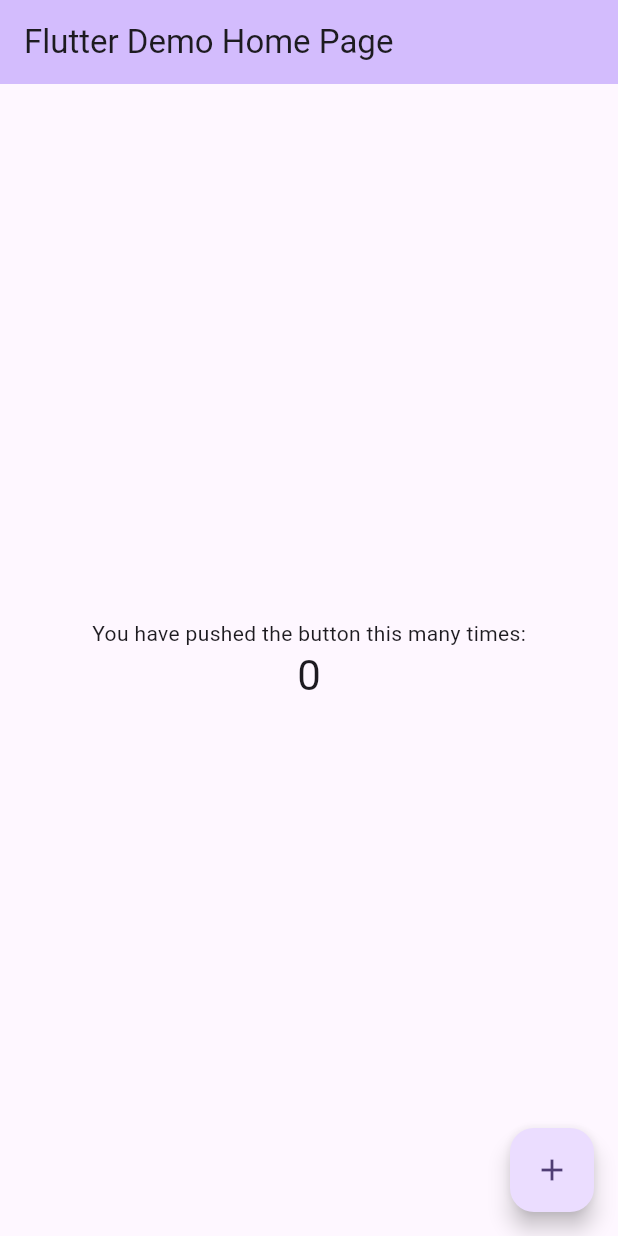
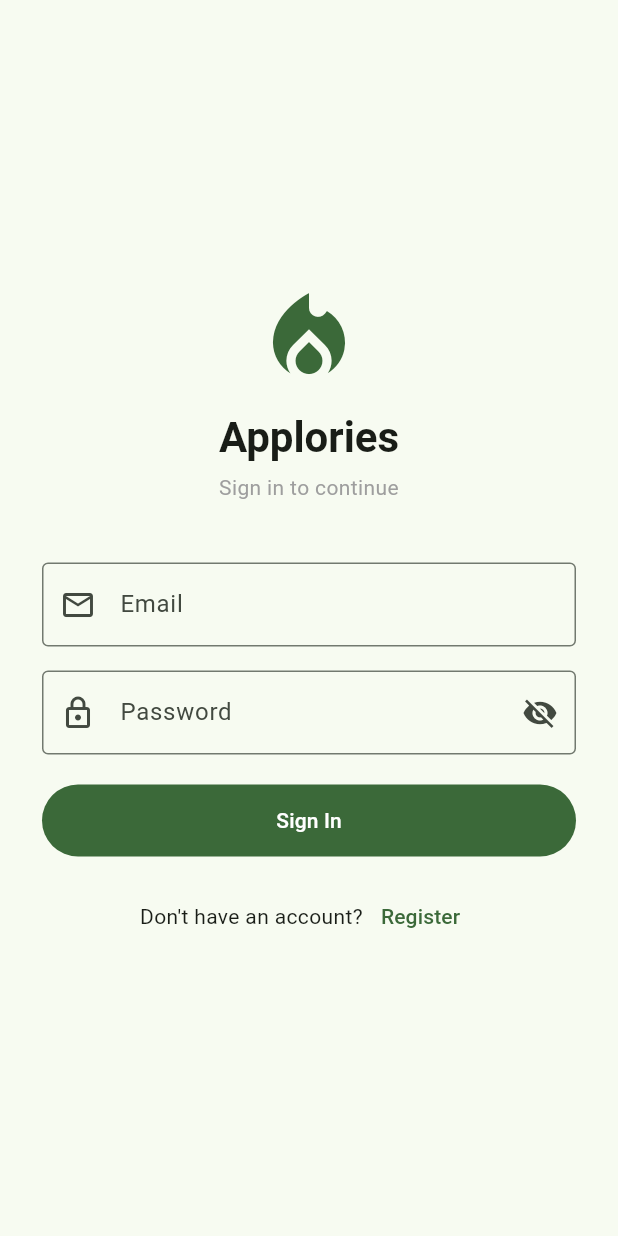
Before and after one commit to rafiph/applories, a Flutter app: the screen it shows after launch, on a phone screen of 412 x 824 dp. Run offline on Flutter 3.47's test engine with Material 3 defaults, Android fonts, the phone set to English and light mode, and no system bars; our stand-ins replace firebase_auth, firebase_core; accounts and stored records are empty.

Commit message:
finishing the auth firestore and placeholder for the homepage

```diff
--- a/lib/main.dart
+++ b/lib/main.dart
@@ -1,122 +1,58 @@
 import 'package:flutter/material.dart';
+import 'package:firebase_core/firebase_core.dart';
+import 'package:firebase_auth/firebase_auth.dart';
+import 'package:provider/provider.dart';
+// TODO: Run `flutterfire configure` in your terminal to generate this file
+import 'firebase_options.dart';
+import 'ui/auth/auth_viewmodel.dart';
+import 'ui/auth/login_screen.dart';
+import 'ui/home/home_screen.dart';
 
-void main() {
-  runApp(const MyApp());
+void main() async {
+  WidgetsFlutterBinding.ensureInitialized();
+  await Firebase.initializeApp(
+    options: DefaultFirebaseOptions.currentPlatform,
+  );
+  runApp(const ApplioresApp());
 }
 
-class MyApp extends StatelessWidget {
-  const MyApp({super.key});
+class ApplioresApp extends StatelessWidget {
+  const ApplioresApp({super.key});
 
-  // This widget is the root of your application.
   @override
   Widget build(BuildContext context) {
-    return MaterialApp(
-      title: 'Flutter Demo',
-      theme: ThemeData(
-        // This is the theme of your application.
-        //
-        // TRY THIS: Try running your application with "flutter run". You'll see
-        // the application has a purple toolbar. Then, without quitting the app,
-        // try changing the seedColor in the colorScheme below to Colors.green
-        // and then invoke "hot reload" (save your changes or press the "hot
-        // reload" button in a Flutter-supported IDE, or press "r" if you used
-        // the command line to start the app).
-        //
-        // Notice that the counter didn't reset back to zero; the application
-        // state is not lost during the reload. To reset the state, use hot
-        // restart instead.
-        //
-        // This works for code too, not just values: Most code changes can be
-        // tested with just a hot reload.
-        colorScheme: .fromSeed(seedColor: Colors.deepPurple),
+    return ChangeNotifierProvider(
+      create: (_) => AuthViewModel(),
+      child: MaterialApp(
+        title: 'Applories',
+        debugShowCheckedModeBanner: false,
+        theme: ThemeData(
+          colorScheme: ColorScheme.fromSeed(seedColor: Colors.green),
+          useMaterial3: true,
+        ),
+        home: const AuthGate(),
       ),
-      home: const MyHomePage(title: 'Flutter Demo Home Page'),
     );
   }
 }
 
-class MyHomePage extends StatefulWidget {
-  const MyHomePage({super.key, required this.title});
-
-  // This widget is the home page of your application. It is stateful, meaning
-  // that it has a State object (defined below) that contains fields that affect
-  // how it looks.
-
-  // This class is the configuration for the state. It holds the values (in this
-  // case the title) provided by the parent (in this case the App widget) and
-  // used by the build method of the State. Fields in a Widget subclass are
-  // always marked "final".
-
-  final String title;
-
-  @override
-  State<MyHomePage> createState() => _MyHomePageState();
-}
-
-class _MyHomePageState extends State<MyHomePage> {
-  int _counter = 0;
-
-  void _incrementCounter() {
-    setState(() {
-      // This call to setState tells the Flutter framework that something has
-      // changed in this State, which causes it to rerun the build method below
-      // so that the display can reflect the updated values. If we changed
-      // _counter without calling setState(), then the build method would not be
-      // called again, and so nothing would appear to happen.
-      _counter++;
-    });
-  }
+/// Listens to Firebase auth state and routes to [HomeScreen] or [LoginScreen].
+class AuthGate extends StatelessWidget {
+  const AuthGate({super.key});
 
   @override
   Widget build(BuildContext context) {
-    // This method is rerun every time setState is called, for instance as done
-    // by the _incrementCounter method above.
-    //
-    // The Flutter framework has been optimized to make rerunning build methods
-    // fast, so that you can just rebuild anything that needs updating rather
-    // than having to individually change instances of widgets.
-    return Scaffold(
-      appBar: AppBar(
-        // TRY THIS: Try changing the color here to a specific color (to
-        // Colors.amber, perhaps?) and trigger a hot reload to see the AppBar
-        // change color while the other colors stay the same.
-        backgroundColor: Theme.of(context).colorScheme.inversePrimary,
-        // Here we take the value from the MyHomePage object that was created by
-        // the App.build method, and use it to set our appbar title.
-        title: Text(widget.title),
-      ),
-      body: Center(
-        // Center is a layout widget. It takes a single child and positions it
-        // in the middle of the parent.
-        child: Column(
-          // Column is also a layout widget. It takes a list of children and
-          // arranges them vertically. By default, it sizes itself to fit its
-          // children horizontally, and tries to be as tall as its parent.
-          //
-          // Column has various properties to control how it sizes itself and
-          // how it positions its children. Here we use mainAxisAlignment to
-          // center the children vertically; the main axis here is the vertical
-          // axis because Columns are vertical (the cross axis would be
-          // horizontal).
-          //
-          // TRY THIS: Invoke "debug painting" (choose the "Toggle Debug Paint"
-          // action in the IDE, or press "p" in the console), to see the
-          // wireframe for each widget.
-          mainAxisAlignment: .center,
-          children: [
-            const Text('You have pushed the button this many times:'),
-            Text(
-              '$_counter',
-              style: Theme.of(context).textTheme.headlineMedium,
-            ),
-          ],
-        ),
-      ),
-      floatingActionButton: FloatingActionButton(
-        onPressed: _incrementCounter,
-        tooltip: 'Increment',
-        child: const Icon(Icons.add),
-      ),
+    return StreamBuilder<User?>(
+      stream: FirebaseAuth.instance.authStateChanges(),
+      builder: (context, snapshot) {
+        if (snapshot.connectionState == ConnectionState.waiting) {
+          return const Scaffold(
+            body: Center(child: CircularProgressIndicator()),
+          );
+        }
+        if (snapshot.hasData) return const HomeScreen();
+        return const LoginScreen();
+      },
     );
   }
 }
--- /dev/null
+++ b/lib/ui/auth/auth_viewmodel.dart
@@ -0,0 +1,71 @@
+import 'package:flutter/material.dart';
+import 'package:firebase_auth/firebase_auth.dart';
+
+class AuthViewModel extends ChangeNotifier {
+  final FirebaseAuth _auth = FirebaseAuth.instance;
+
+  bool _isLoading = false;
+  String? _errorMessage;
+
+  bool get isLoading => _isLoading;
+  String? get errorMessage => _errorMessage;
+
+  Future<bool> signIn(String email, String password) async {
+    _setLoading(true);
+    _errorMessage = null;
+    try {
+      await _auth.signInWithEmailAndPassword(email: email, password: password);
+      _setLoading(false);
+      return true;
+    } on FirebaseAuthException catch (e) {
+      _errorMessage = _mapError(e.code);
+      _setLoading(false);
+      return false;
+    }
+  }
+
+  Future<bool> register(String email, String password) async {
+    _setLoading(true);
+    _errorMessage = null;
+    try {
+      await _auth.createUserWithEmailAndPassword(email: email, password: password);
+      _setLoading(false);
+      return true;
+    } on FirebaseAuthException catch (e) {
+      _errorMessage = _mapError(e.code);
+      _setLoading(false);
+      return false;
+    }
+  }
+
+  Future<void> signOut() async {
+    await _auth.signOut();
+  }
+
+  void clearError() {
+    _errorMessage = null;
+    notifyListeners();
+  }
+
+  void _setLoading(bool value) {
+    _isLoading = value;
+    notifyListeners();
+  }
+
+  String _mapError(String code) {
+    switch (code) {
+      case 'user-not-found':
+      case 'wrong-password':
+      case 'invalid-credential':
+        return 'Invalid email or password.';
+      case 'email-already-in-use':
+        return 'This email is already registered.';
+      case 'weak-password':
+        return 'Password must be at least 6 characters.';
+      case 'invalid-email':
+        return 'Please enter a valid email address.';
+      default:
+        return 'Something went wrong. Please try again.';
+    }
+  }
+}
--- /dev/null
+++ b/lib/ui/auth/login_screen.dart
@@ -0,0 +1,153 @@
+import 'package:flutter/material.dart';
+import 'package:provider/provider.dart';
+import 'auth_viewmodel.dart';
+import 'register_screen.dart';
+
+class LoginScreen extends StatefulWidget {
+  const LoginScreen({super.key});
+
+  @override
+  State<LoginScreen> createState() => _LoginScreenState();
+}
+
+class _LoginScreenState extends State<LoginScreen> {
+  final _formKey = GlobalKey<FormState>();
+  final _emailController = TextEditingController();
+  final _passwordController = TextEditingController();
+  bool _obscurePassword = true;
+
+  @override
+  void dispose() {
+    _emailController.dispose();
+    _passwordController.dispose();
+    super.dispose();
+  }
+
+  Future<void> _submit() async {
+    if (!_formKey.currentState!.validate()) return;
+    final vm = context.read<AuthViewModel>();
+    await vm.signIn(_emailController.text.trim(), _passwordController.text);
+    // AuthGate reacts to authStateChanges — no manual navigation needed
+  }
+
+  @override
+  Widget build(BuildContext context) {
+    final vm = context.watch<AuthViewModel>();
+    final colorScheme = Theme.of(context).colorScheme;
+
+    return Scaffold(
+      body: SafeArea(
+        child: Center(
+          child: SingleChildScrollView(
+            padding: const EdgeInsets.symmetric(horizontal: 28),
+            child: Form(
+              key: _formKey,
+              child: Column(
+                crossAxisAlignment: CrossAxisAlignment.stretch,
+                children: [
+                  Icon(Icons.local_fire_department, size: 72, color: colorScheme.primary),
+                  const SizedBox(height: 12),
+                  Text(
+                    'Applories',
+                    textAlign: TextAlign.center,
+                    style: Theme.of(context).textTheme.headlineMedium?.copyWith(
+                          fontWeight: FontWeight.bold,
+                        ),
+                  ),
+                  const SizedBox(height: 6),
+                  Text(
+                    'Sign in to continue',
+                    textAlign: TextAlign.center,
+                    style: Theme.of(context).textTheme.bodyMedium?.copyWith(
+                          color: Colors.grey,
+                        ),
+                  ),
+                  const SizedBox(height: 40),
+                  TextFormField(
+                    controller: _emailController,
+                    keyboardType: TextInputType.emailAddress,
+                    textInputAction: TextInputAction.next,
+                    decoration: const InputDecoration(
+                      labelText: 'Email',
+                      prefixIcon: Icon(Icons.email_outlined),
+                      border: OutlineInputBorder(),
+                    ),
+                    validator: (v) =>
+                        (v == null || !v.contains('@')) ? 'Enter a valid email' : null,
+                  ),
+                  const SizedBox(height: 16),
+                  TextFormField(
+                    controller: _passwordController,
+                    obscureText: _obscurePassword,
+                    textInputAction: TextInputAction.done,
+                    onFieldSubmitted: (_) => _submit(),
+                    decoration: InputDecoration(
+                      labelText: 'Password',
+                      prefixIcon: const Icon(Icons.lock_outlined),
+                      border: const OutlineInputBorder(),
+                      suffixIcon: IconButton(
+                        icon: Icon(
+                          _obscurePassword ? Icons.visibility_off : Icons.visibility,
+                        ),
+                        onPressed: () =>
+                            setState(() => _obscurePassword = !_obscurePassword),
+                      ),
+                    ),
+                    validator: (v) =>
+                        (v == null || v.length < 6) ? 'Min 6 characters' : null,
+                  ),
+                  const SizedBox(height: 12),
+                  if (vm.errorMessage != null)
+                    Padding(
+                      padding: const EdgeInsets.only(bottom: 8),
+                      child: Text(
+                        vm.errorMessage!,
+                        style: TextStyle(color: colorScheme.error),
+                        textAlign: TextAlign.center,
+                      ),
+                    ),
+                  const SizedBox(height: 8),
+                  FilledButton(
+                    onPressed: vm.isLoading ? null : _submit,
+                    style: FilledButton.styleFrom(
+                      padding: const EdgeInsets.symmetric(vertical: 14),
+                    ),
+                    child: vm.isLoading
+                        ? const SizedBox(
+                            height: 18,
+                            width: 18,
+                            child: CircularProgressIndicator(
+                              strokeWidth: 2,
+                              color: Colors.white,
+                            ),
+                          )
+                        : const Text('Sign In'),
+                  ),
+                  const SizedBox(height: 16),
+                  Row(
+                    mainAxisAlignment: MainAxisAlignment.center,
+                    children: [
+                      const Text("Don't have an account?"),
+                      TextButton(
+                        onPressed: () {
+                          vm.clearError();
+                          Navigator.push(
+                            context,
+                            MaterialPageRoute(
+                              builder: (_) => const RegisterScreen(),
+                            ),
+                          );
+                        },
+                        child: const Text('Register'),
+                      ),
+                    ],
+                  ),
+                ],
+              ),
+            ),
+          ),
+        ),
+      ),
+    );
+  }
+}
--- a/pubspec.yaml
+++ b/pubspec.yaml
@@ -34,6 +34,10 @@ dependencies:
   # The following adds the Cupertino Icons font to your application.
   # Use with the CupertinoIcons class for iOS style icons.
   cupertino_icons: ^1.0.8
+  firebase_core: ^4.10.0
+  cloud_firestore: ^6.5.0
+  firebase_auth: ^6.5.2
+  provider: ^6.1.2
 
 dev_dependencies:
   flutter_test:
```
Also changed, not shown: lib/ui/auth/register_screen.dart (added, +162 -0 lines), lib/ui/home/home_screen.dart (added, +56 -0 lines), firebase.json (added), lib/firebase_options.dart (added), pubspec.lock, 6 other files.
